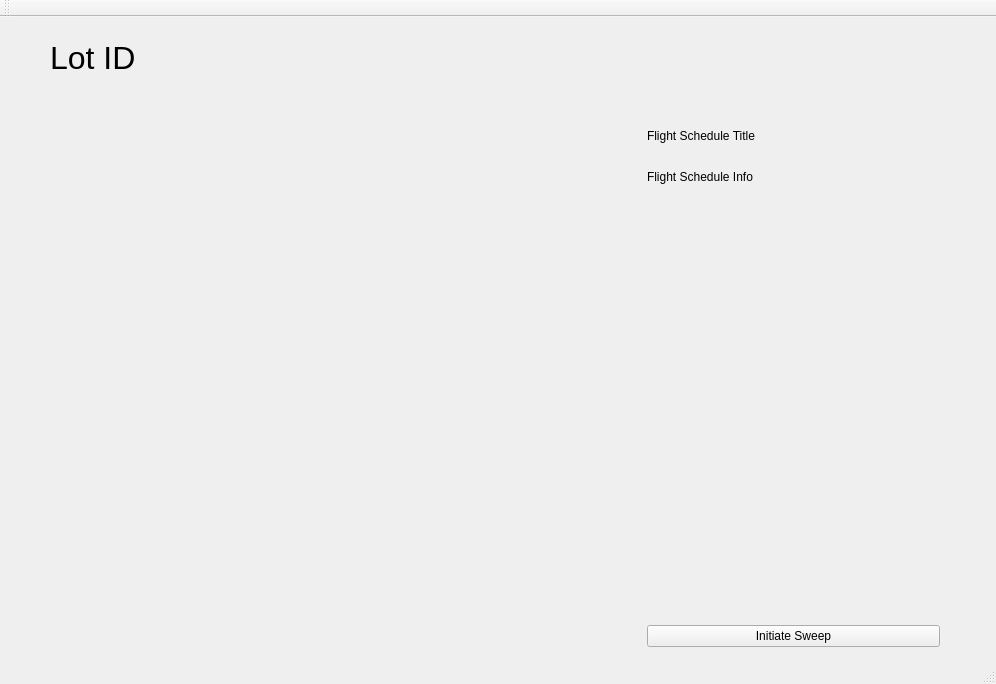
Nomen-Naught/DronePark1, file DronePark1/DronePark1/dronepark1.ui: the form before one commit.
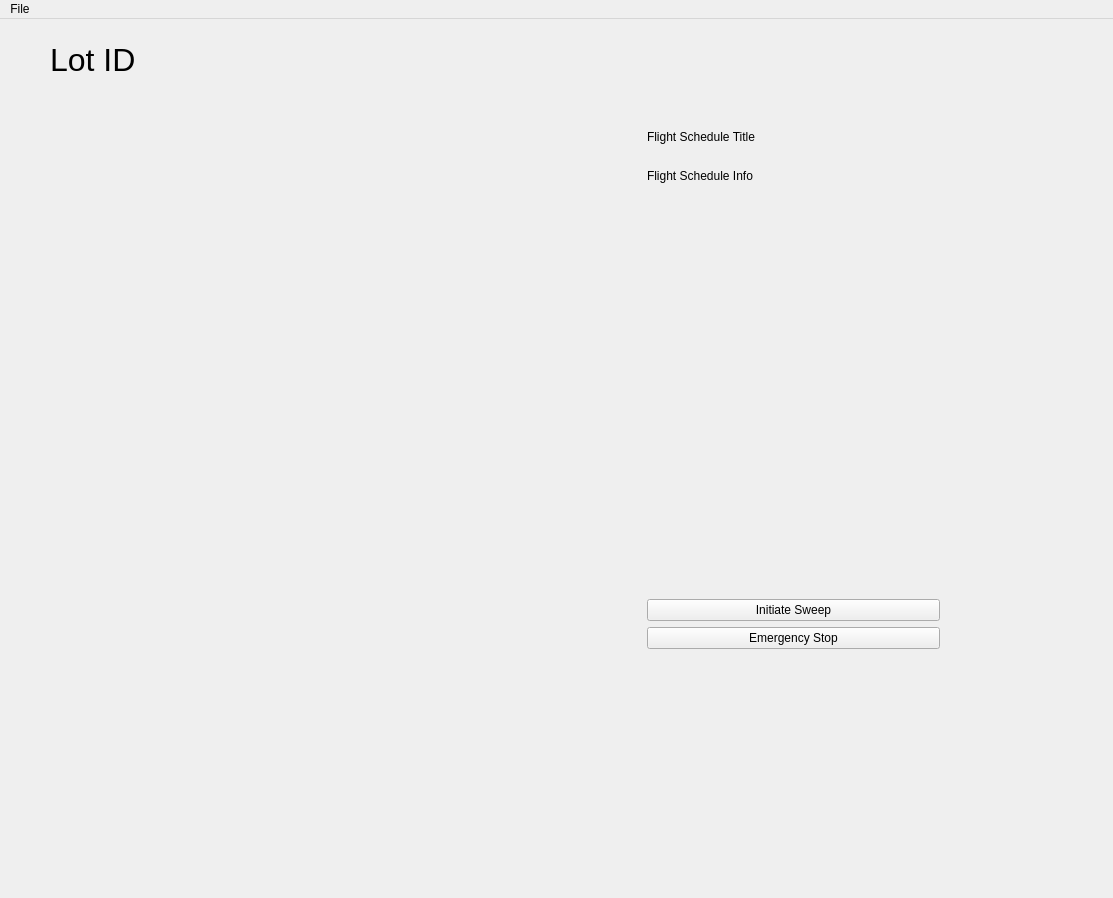
The form after the commit. Icons and pictures are not drawn. Custom widgets are drawn as their Qt base class.

Commit message: added button and menu bar to GUI

The edit to the form file:
```diff
--- a/DronePark1/DronePark1/dronepark1.ui
+++ b/DronePark1/DronePark1/dronepark1.ui
@@ -6,8 +6,8 @@
    <rect>
     <x>0</x>
     <y>0</y>
-    <width>996</width>
-    <height>684</height>
+    <width>1113</width>
+    <height>898</height>
    </rect>
   </property>
   <property name="windowTitle">
@@ -38,7 +38,7 @@
      <item>
       <layout class="QVBoxLayout" name="verticalLayout_2">
        <item>
-        <layout class="QVBoxLayout" name="verticalLayout_4" stretch="1,8,0">
+        <layout class="QVBoxLayout" name="verticalLayout_4" stretch="1,8,0,0">
          <item>
           <widget class="QLabel" name="label_2">
            <property name="text">
@@ -72,6 +72,13 @@
            </property>
           </widget>
          </item>
+         <item>
+          <widget class="QPushButton" name="pushButton">
+           <property name="text">
+            <string>Emergency Stop</string>
+           </property>
+          </widget>
+         </item>
         </layout>
        </item>
       </layout>
@@ -104,17 +111,22 @@
     </property>
    </widget>
   </widget>
-  <widget class="QStatusBar" name="statusBar"/>
-  <widget class="QToolBar" name="toolBar">
-   <property name="windowTitle">
-    <string>toolBar</string>
+  <widget class="QMenuBar" name="menuBar">
+   <property name="geometry">
+    <rect>
+     <x>0</x>
+     <y>0</y>
+     <width>1113</width>
+     <height>21</height>
+    </rect>
    </property>
-   <attribute name="toolBarArea">
-    <enum>TopToolBarArea</enum>
-   </attribute>
-   <attribute name="toolBarBreak">
-    <bool>false</bool>
-   </attribute>
+   <widget class="QMenu" name="menuFile">
+    <property name="title">
+     <string>File</string>
+    </property>
+    <addaction name="actionConfig"/>
+   </widget>
+   <addaction name="menuFile"/>
   </widget>
   <action name="actionParkingSpot">
    <property name="checkable">
```
Left out of the diff: 7 changed lines with no effect on the pictures. The commit also changes 1 other file.
